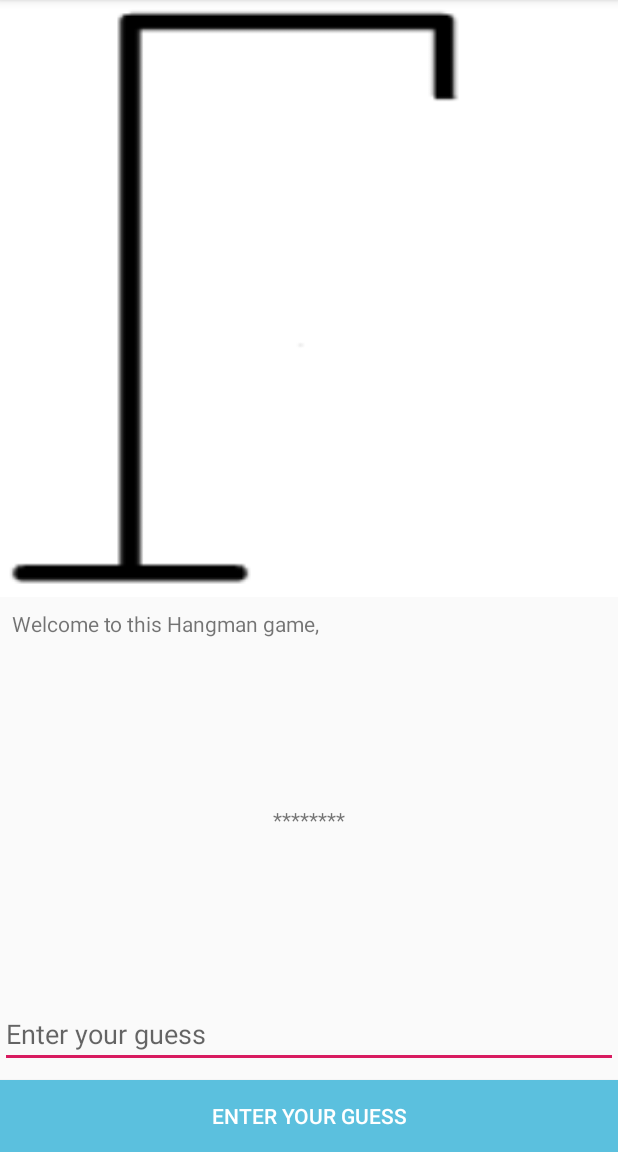
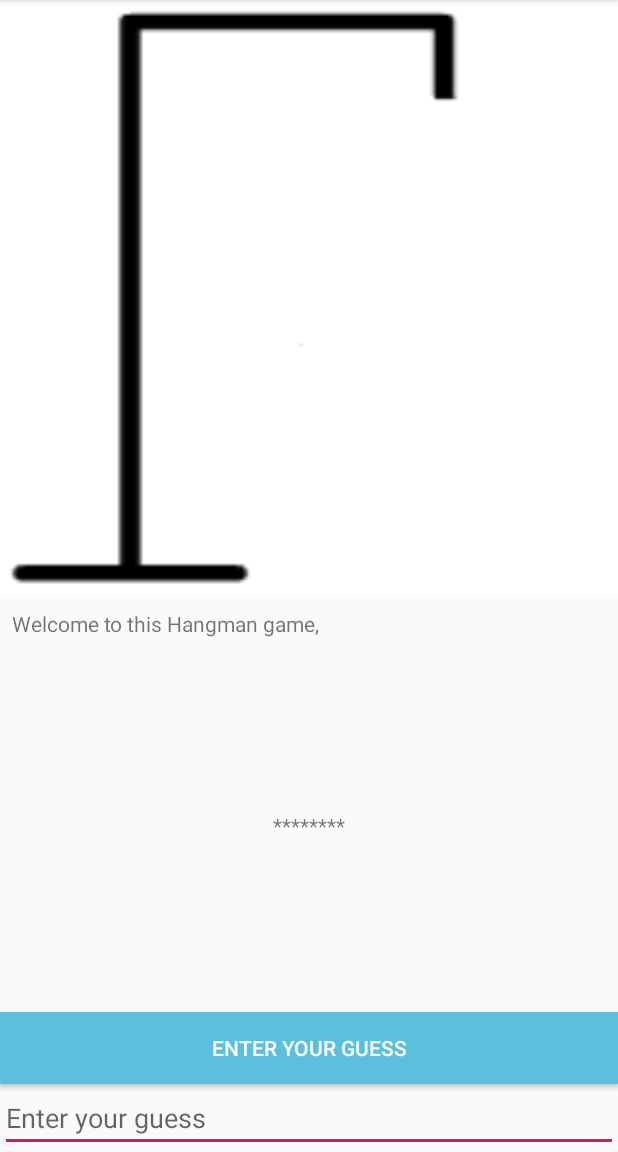
Before and after one commit to Andi365/MyHangmanApp, an Android app: the screen it shows after launch (GameActivity), after a tap on "NEXT", on a phone screen of 412 x 824 dp, the part 84-1236 px from its top. Run offline under Robolectric (Android 15) with nearby library versions, the phone set to English and light mode, and no system bars; network calls fail.

```diff
--- a/app/src/main/AndroidManifest.xml
+++ b/app/src/main/AndroidManifest.xml
@@ -1,6 +1,8 @@
 <?xml version="1.0" encoding="utf-8"?>
 <manifest xmlns:android="http://schemas.android.com/apk/res/android"
     package="com.example.myhangmanapp">
+
+    <uses-permission android:name="android.permission.INTERNET" />
 
     <application
         android:allowBackup="true"
@@ -19,7 +21,7 @@
                 <category android:name="android.intent.category.LAUNCHER" />
             </intent-filter>
         </activity>
-        <activity android:name=".ui.GameActivity" />
+        <activity android:name=".ui.GameActivity"/>
     </application>
 
 </manifest>
--- a/app/src/main/java/com/example/myhangmanapp/ui/GameActivity.java
+++ b/app/src/main/java/com/example/myhangmanapp/ui/GameActivity.java
@@ -8,6 +8,7 @@ import android.content.res.Resources;
 import android.graphics.drawable.Drawable;
 import android.os.AsyncTask;
 import android.os.Bundle;
+import android.os.SystemClock;
 import android.view.View;
 import android.widget.Button;
 import android.widget.EditText;
@@ -29,7 +30,7 @@ public class GameActivity extends AppCompatActivity implements OnClickListener {
     private Pictures pictures;
     private String name;
     Galgelogik logik;
-    AsyncTask<?,?,?> downloadTask;
+    //private Task task;
 
     @Override
     protected void onCreate(Bundle savedInstanceState) {
@@ -47,7 +48,14 @@ public class GameActivity extends AppCompatActivity implements OnClickListener {
         String fixedTextContainer = String.format("Welcome to this Hangman game, %s", name);
         fixedText.setText(fixedTextContainer);
         pictures = new Pictures();
+
         logik = logik.getInstance();
+        System.out.println("task her");
+        //task = new Task();
+        hej();
+        SystemClock.sleep(2000);
+        System.out.println("task færdig her");
+
         wordField.setText(logik.getSynligtOrd());
 
         submitGuess.setOnClickListener(this);
@@ -59,6 +67,7 @@ public class GameActivity extends AppCompatActivity implements OnClickListener {
 
         logik.gætBogstav(guess);
         loadScreen(logik.getAntalForkerteBogstaver());
+        guessField.getText().clear();
     }
 
     private void loadScreen(int pictureNumber) {
@@ -67,7 +76,7 @@ public class GameActivity extends AppCompatActivity implements OnClickListener {
             activitySwitchWinOrLost(logik.getAntalForkerteBogstaver());
         }
 
-        System.out.println("test " + logik.erSpilletSlut());
+        System.out.println("Is game over?:  " + logik.erSpilletSlut());
 
         // Loading the right hangman picture & txt
         Picture picture = pictures.getHangmanPicture(pictureNumber);
@@ -92,5 +101,38 @@ public class GameActivity extends AppCompatActivity implements OnClickListener {
         return name;
     }
 
+    public void hej() {
+        Thread hentRegneArk = new Thread() {
+            @Override
+            public void run() {
+                try {
+                    logik.hentOrdFraRegneark("12");
+                } catch (Exception e) {
+                    e.printStackTrace();
+                }
+                logik.nulstil();
+            }
+        };
+        hentRegneArk.start();
+    }
 
+    /*class Task extends AsyncTask<String,String,String> {
+        @Override
+        protected String doInBackground(String... strings) {
+            try {
+                System.out.println("in doInBackGround");
+                logik.hentOrdFraRegneark("12");
+                System.out.println("Finished");
+                SystemClock.sleep(20000);
+            } catch (Exception e) {
+                e.printStackTrace();
+            }
+            return null;
+        }
+
+        @Override
+        protected void onPostExecute(String s) {
+            System.out.println("Task finished");
+        }
+    }*/
 }
--- a/app/src/main/java/com/example/myhangmanapp/ui/WonOrLostActivity.java
+++ b/app/src/main/java/com/example/myhangmanapp/ui/WonOrLostActivity.java
@@ -40,6 +40,7 @@ public class WonOrLostActivity extends AppCompatActivity implements OnClickListe
         tryAgainButton.setOnClickListener(this);
     }
 
+    //Could be used instead of just using the logic
     /*private String getStringFromGameActivity() {
         Intent intent = getIntent();
         String wonOrLost = intent.getStringExtra(getString(R.string.tries));
@@ -57,8 +58,9 @@ public class WonOrLostActivity extends AppCompatActivity implements OnClickListe
             colors = resources.getStringArray(R.array.colors);
             color = Color.parseColor(colors[0]);
             constraintLayout.setBackgroundColor(color);
+            String tries = Integer.toString(logik.getAntalForkerteBogstaver());
             wonOrLostText.setText(R.string.you_won);
-            triesOrWordText.setText(Integer.toString(logik.getAntalForkerteBogstaver()));
+            triesOrWordText.setText("You won with " + tries + " tries");
         } else {
             resources = getResources();
             colors = resources.getStringArray(R.array.colors);
--- a/app/src/main/res/layout/activity_game.xml
+++ b/app/src/main/res/layout/activity_game.xml
@@ -34,14 +34,14 @@
         android:id="@+id/guessContainer"
         android:layout_width="0dp"
         android:layout_height="wrap_content"
-        android:layout_marginBottom="8dp"
         android:autofillHints=""
         android:ems="10"
         android:hint="@string/enter_your_guess"
         android:maxLength="30"
         android:textColor="#000000"
-        app:layout_constraintBottom_toTopOf="@+id/guessButton"
+        app:layout_constraintBottom_toBottomOf="parent"
         app:layout_constraintEnd_toEndOf="parent"
+        app:layout_constraintHorizontal_bias="1.0"
         app:layout_constraintStart_toStartOf="parent" />
 
     <Button
@@ -51,7 +51,7 @@
         android:background="#5BC0DE"
         android:text="@string/enter_your_guess"
         android:textColor="#FFFFFF"
-        app:layout_constraintBottom_toBottomOf="parent"
+        app:layout_constraintBottom_toTopOf="@+id/guessContainer"
         app:layout_constraintEnd_toEndOf="parent"
         app:layout_constraintHorizontal_bias="0.0"
         app:layout_constraintStart_toStartOf="parent" />
@@ -63,10 +63,9 @@
         android:layout_marginStart="8dp"
         android:layout_marginEnd="8dp"
         android:text="@string/wordfield"
-        app:layout_constraintBottom_toTopOf="@+id/guessContainer"
+        app:layout_constraintBottom_toTopOf="@+id/guessButton"
         app:layout_constraintEnd_toEndOf="parent"
         app:layout_constraintStart_toStartOf="parent"
         app:layout_constraintTop_toBottomOf="@+id/gameStartText" />
 
-
 </androidx.constraintlayout.widget.ConstraintLayout>
```
